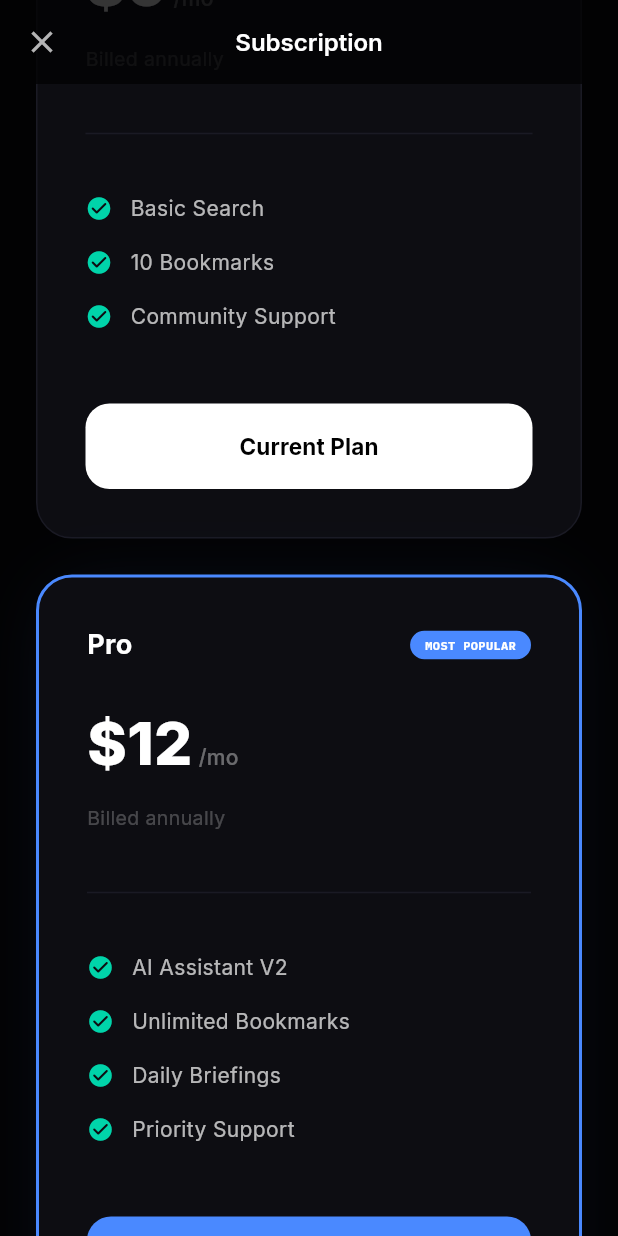
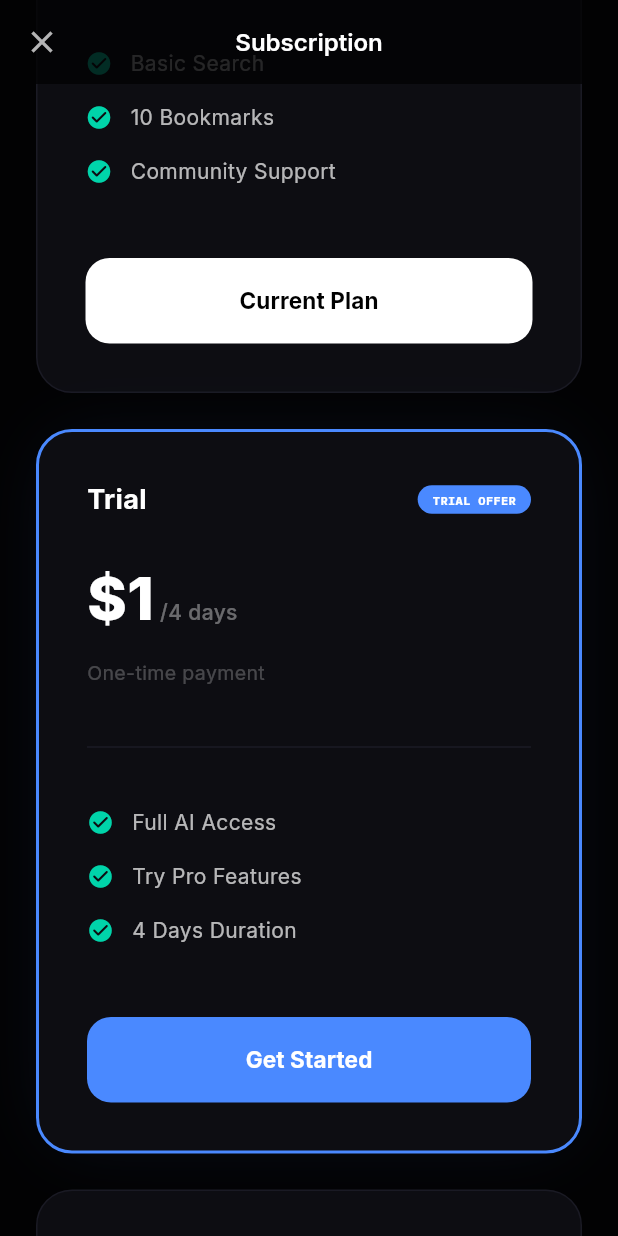
Before and after one commit to JugalBrahma/AI-Tools-HUB, a Flutter app: the SubscriptionScreen screen opened directly, scrolled down 576 dp, after a tap on "Current Plan", on a phone screen of 412 x 824 dp. Run offline on Flutter 3.47's test engine with Material 3 defaults, Android fonts, the phone set to English and light mode, and no system bars; our stand-ins replace cached_network_image, cloud_firestore, firebase_auth, firebase_core, flutter_riverpod, google_fonts and 2 more; accounts and stored records are empty; network calls fail.

Commit message:
fixed payment gateway

```diff
--- a/lib/core/providers/auth_provider.dart
+++ b/lib/core/providers/auth_provider.dart
@@ -11,7 +11,9 @@ class AuthProvider with ChangeNotifier {
   Stream<User?> get authStateChanges => _auth.authStateChanges();
 
   bool _isPro = false;
+  String _status = 'free';
   bool get isPro => _isPro;
+  String get status => _status;
   StreamSubscription<DocumentSnapshot>? _userDocSubscription;
 
   AuthProvider() {
@@ -26,6 +28,7 @@ class AuthProvider with ChangeNotifier {
               if (snapshot.exists) {
                 final data = snapshot.data() as Map<String, dynamic>?;
                 _isPro = data?['is_pro'] ?? false;
+                _status = data?['status'] ?? 'free';
                 notifyListeners();
               }
             });
@@ -53,7 +56,10 @@ class AuthProvider with ChangeNotifier {
 
   Future<String?> signInWithEmail(String email, String password) async {
     try {
-      final result = await _auth.signInWithEmailAndPassword(email: email, password: password);
+      final result = await _auth.signInWithEmailAndPassword(
+        email: email,
+        password: password,
+      );
       if (result.user != null) await _syncUserToFirestore(result.user!);
       notifyListeners();
       return null; // success
@@ -63,7 +69,11 @@ class AuthProvider with ChangeNotifier {
   }
 
   // ── Email & Password Sign Up ─────────────────────────────────────────────
-  Future<String?> signUpWithEmail(String email, String password, String name) async {
+  Future<String?> signUpWithEmail(
+    String email,
+    String password,
+    String name,
+  ) async {
     try {
       final credential = await _auth.createUserWithEmailAndPassword(
         email: email,
@@ -82,31 +92,34 @@ class AuthProvider with ChangeNotifier {
   Future<void> _syncUserToFirestore(User user) async {
     try {
       final userRef = FirebaseFirestore.instance.collection('users').doc(user.uid);
+      final doc = await userRef.get();
 
-      // Always update these fields on every login
+      if (!doc.exists) {
+        // ONLY Create fresh for new users.
         await userRef.set({
           'uid': user.uid,
           'email': user.email,
+          'is_pro': false,
+          'status': 'free',
+          'payment_id': null,
+          'amount': 0.0,
+          'last_ai_usage': null,
+          'created_at': FieldValue.serverTimestamp(),
           'last_login': FieldValue.serverTimestamp(),
           'updated_at': FieldValue.serverTimestamp(),
-      }, SetOptions(merge: true));
-
-      // Only initialize these fields for NEW users (never overwrite Pro status)
-      final doc = await userRef.get();
-      final data = doc.data();
-      if (data?['is_pro'] == null) {
+        });
+        debugPrint('🆕 New user initialized: ${user.uid}');
+      } else {
+        // Ensure existing users also have the 'user_id' field without overwriting pro status
         await userRef.update({
-          'is_pro': false,         // ← n8n Workflow 2 flips this to true after payment
-          'status': 'free',        // ← n8n Workflow 2 updates this to 'paid'
-          'payment_id': null,      // ← n8n Workflow 2 fills in the Razorpay receipt ID
-          'amount': 0.0,           // ← n8n Workflow 2 fills in the actual amount paid
-          'last_ai_usage': null,   // ← Track AI Assistant usage for free limits
+          'user_id': user.uid,
+          'last_login': FieldValue.serverTimestamp(),
+          'updated_at': FieldValue.serverTimestamp(),
         });
+        debugPrint('🔄 Existing user synced: ${user.uid}');
       }
-
-      print('✅ User synced to Firestore: ${user.uid}');
     } catch (e) {
-      print('⚠️ Failed to sync user to Firestore: $e');
+      debugPrint('⚠️ Failed to sync user to Firestore: $e');
     }
   }
 
--- a/lib/features/ai_assistant/screens/ai_assistant_screen.dart
+++ b/lib/features/ai_assistant/screens/ai_assistant_screen.dart
@@ -86,13 +86,16 @@ class _AiAssistantScreenState extends State<AiAssistantScreen> {
 
       final response = await _apiService.getRecommendations(request);
 
-      // ── Update usage timestamp for free users ──────────────────────
+      // ── Update usage timestamp for free users ──
+      // NOTE: Update logic disabled per directive to only create new user docs, not update existing ones.
+      /*
       if (!auth.isPro && auth.currentUser != null) {
         await FirebaseFirestore.instance
             .collection('users')
             .doc(auth.currentUser!.uid)
             .update({'last_ai_usage': FieldValue.serverTimestamp()});
       }
+      */
 
       if (mounted) {
         _showResults(response);
--- a/lib/features/shell/app_shell.dart
+++ b/lib/features/shell/app_shell.dart
@@ -1,6 +1,6 @@
 import 'package:flutter/material.dart';
-import 'dart:html'
-    if (dart.library.io) 'package:toolshub/core/utils/html_stub.dart'
+import 'package:toolshub/core/utils/html_stub.dart'
+    if (dart.library.html) 'dart:html'
     as html;
 import 'package:flutter/foundation.dart';
 import 'package:google_fonts/google_fonts.dart';
@@ -274,7 +274,9 @@ class _AppShellState extends State<AppShell> {
                   Icons.stars_rounded,
                   -2,
                   color: const Color(0xFFFFD700),
-                  badge: auth.isPro ? _buildProBadge() : null,
+                  badge: (auth.isPro || auth.status == 'trial')
+                      ? _buildStatusBadge(auth)
+                      : null,
                 ),
                 _buildDrawerLink(
                   'Submit Tool',
@@ -379,9 +381,9 @@ class _AppShellState extends State<AppShell> {
                       overflow: TextOverflow.ellipsis,
                     ),
                   ),
-                  if (auth.isPro) ...[
+                  if (auth.isPro || auth.status == 'trial') ...[
                     const SizedBox(width: 6),
-                    _buildProBadge(),
+                    _buildStatusBadge(auth),
                   ],
                 ],
               ),
@@ -401,15 +403,16 @@ class _AppShellState extends State<AppShell> {
     );
   }
 
-  Widget _buildProBadge() {
+  Widget _buildStatusBadge(app_auth.AuthProvider auth) {
+    final isTrial = auth.status == 'trial';
     return Container(
       padding: const EdgeInsets.symmetric(horizontal: 6, vertical: 2),
       decoration: BoxDecoration(
-        color: const Color(0xFFFFD700),
+        color: isTrial ? const Color(0xFF00D4AA) : const Color(0xFFFFD700),
         borderRadius: BorderRadius.circular(4),
       ),
       child: Text(
-        'PRO',
+        isTrial ? 'TRIAL' : 'PRO',
         style: GoogleFonts.ibmPlexMono(
           fontSize: 8,
           fontWeight: FontWeight.w900,
--- a/lib/features/subscription/screens/subscription_screen.dart
+++ b/lib/features/subscription/screens/subscription_screen.dart
@@ -4,9 +4,10 @@ import 'package:google_fonts/google_fonts.dart';
 import 'package:provider/provider.dart';
 import 'package:toolshub/core/providers/auth_provider.dart';
 import 'package:toolshub/features/subscription/services/payment_integration_service.dart';
-import 'package:toolshub/features/auth/screens/login_screen.dart';
 import 'package:toolshub/core/navigation/app_navigator.dart';
-import 'dart:html' if (dart.library.io) 'package:toolshub/core/utils/html_stub.dart' as html;
+import 'package:toolshub/core/utils/html_stub.dart'
+    if (dart.library.html) 'dart:html'
+    as html;
 
 class SubscriptionScreen extends StatefulWidget {
   final VoidCallback onDismiss;
@@ -18,7 +19,6 @@ class SubscriptionScreen extends StatefulWidget {
 }
 
 class _SubscriptionScreenState extends State<SubscriptionScreen> {
-  bool isYearly = true;
   bool _isProcessing = false;
   String? _processingPlan;
 
@@ -35,8 +35,6 @@ class _SubscriptionScreenState extends State<SubscriptionScreen> {
               child: Column(
                 children: [
                   _buildHeader(),
-                  const SizedBox(height: 48),
-                  _buildBillingToggle(),
                   const SizedBox(height: 48),
                   _buildPricingCards(),
                   const SizedBox(height: 60),
@@ -117,75 +115,85 @@ class _SubscriptionScreenState extends State<SubscriptionScreen> {
     );
   }
 
-  Widget _buildBillingToggle() {
-    return Container(
-      padding: const EdgeInsets.all(4),
-      decoration: BoxDecoration(
-        color: const Color(0xFF0D0D12),
-        borderRadius: BorderRadius.circular(12),
-        border: Border.all(color: const Color(0xFF1A1A24)),
-      ),
-      child: Row(
-        mainAxisSize: MainAxisSize.min,
-        children: [
-          _toggleItem('Monthly', !isYearly),
-          _toggleItem('Yearly (Save 30%)', isYearly),
-        ],
-      ),
-    );
-  }
-
-  Widget _toggleItem(String label, bool active) {
-    return GestureDetector(
-      onTap: () => setState(() => isYearly = label.contains('Yearly')),
-      child: AnimatedContainer(
-        duration: const Duration(milliseconds: 250),
-        padding: const EdgeInsets.symmetric(horizontal: 24, vertical: 10),
-        decoration: BoxDecoration(
-          color: active ? const Color(0xFF1A1A24) : Colors.transparent,
-          borderRadius: BorderRadius.circular(8),
-        ),
-        child: Text(
-          label,
-          style: GoogleFonts.inter(
-            fontSize: 13,
-            fontWeight: active ? FontWeight.w600 : FontWeight.w500,
-            color: active ? Colors.white : Colors.white38,
-          ),
-        ),
-      ),
-    );
-  }
-
   Widget _buildPricingCards() {
-    return LayoutBuilder(builder: (context, constraints) {
+    return LayoutBuilder(
+      builder: (context, constraints) {
         if (constraints.maxWidth > 800) {
           return Row(
             mainAxisAlignment: MainAxisAlignment.center,
             crossAxisAlignment: CrossAxisAlignment.start,
             children: [
-            Expanded(child: _pricingCard('Free', '0', ['Basic Search', '10 Bookmarks', 'Community Support'])),
+              Expanded(
+                child: _pricingCard('Free', '0', [
+                  'Basic Search',
+                  '10 Bookmarks',
+                  'Community Support',
+                ]),
+              ),
               const SizedBox(width: 24),
-            Expanded(child: _pricingCard('Pro', isYearly ? '12' : '19', ['AI Assistant V2', 'Unlimited Bookmarks', 'Daily Briefings', 'Priority Support'], isFeatured: true)),
+              Expanded(
+                child: _pricingCard(
+                  'Trial',
+                  '1',
+                  ['Full AI Access', 'Try Pro Features', '4 Days Duration'],
+                  suffix: '/4 days',
+                  subLabel: 'One-time payment',
+                  isFeatured: true,
+                  badgeText: 'TRIAL OFFER',
+                ),
+              ),
               const SizedBox(width: 24),
-            Expanded(child: _pricingCard('Expert', isYearly ? '32' : '49', ['API Access', 'Custom Workflow', 'Early Beta access', 'Dedicated Account Manager'])),
+              Expanded(
+                child: _pricingCard('Pro', '7', [
+                  'AI Assistant V2',
+                  'Unlimited Bookmarks',
+                  'Daily Briefings',
+                  'Priority Support',
+                ]),
+              ),
             ],
           );
         } else {
           return Column(
             children: [
-            _pricingCard('Free', '0', ['Basic Search', '10 Bookmarks', 'Community Support']),
+              _pricingCard('Free', '0', [
+                'Basic Search',
+                '10 Bookmarks',
+                'Community Support',
+              ]),
               const SizedBox(height: 24),
-            _pricingCard('Pro', isYearly ? '12' : '19', ['AI Assistant V2', 'Unlimited Bookmarks', 'Daily Briefings', 'Priority Support'], isFeatured: true),
+              _pricingCard(
+                'Trial',
+                '1',
+                ['Full AI Access', 'Try Pro Features', '4 Days Duration'],
+                suffix: '/4 days',
+                subLabel: 'One-time payment',
+                isFeatured: true,
+                badgeText: 'TRIAL OFFER',
+              ),
               const SizedBox(height: 24),
-            _pricingCard('Expert', isYearly ? '32' : '49', ['API Access', 'Custom Workflow', 'Early Beta access', 'Dedicated Account Manager']),
+              _pricingCard('Pro', '7', [
+                'AI Assistant V2',
+                'Unlimited Bookmarks',
+                'Daily Briefings',
+                'Priority Support',
+              ]),
             ],
           );
         }
-    });
+      },
+    );
   }
 
-  Widget _pricingCard(String title, String price, List<String> features, {bool isFeatured = false}) {
+  Widget _pricingCard(
+    String title,
+    String price,
+    List<String> features, {
+    bool isFeatured = false,
+    String suffix = '/mo',
+    String subLabel = 'Billed monthly',
+    String badgeText = 'MOST POPULAR',
+  }) {
     return Container(
       padding: const EdgeInsets.all(32),
       decoration: BoxDecoration(
@@ -201,7 +209,7 @@ class _SubscriptionScreenState extends State<SubscriptionScreen> {
                   color: const Color(0xFF4A89FF).withOpacity(0.1),
                   blurRadius: 40,
                   spreadRadius: -10,
-                )
+                ),
               ]
             : null,
       ),
@@ -221,13 +229,16 @@ class _SubscriptionScreenState extends State<SubscriptionScreen> {
               ),
               if (isFeatured)
                 Container(
-                  padding: const EdgeInsets.symmetric(horizontal: 10, vertical: 4),
+                  padding: const EdgeInsets.symmetric(
+                    horizontal: 10,
+                    vertical: 4,
+                  ),
                   decoration: BoxDecoration(
                     color: const Color(0xFF4A89FF),
                     borderRadius: BorderRadius.circular(20),
                   ),
                   child: Text(
-                    'MOST POPULAR',
+                    badgeText,
                     style: GoogleFonts.ibmPlexMono(
                       fontSize: 8,
                       fontWeight: FontWeight.w800,
@@ -252,7 +263,7 @@ class _SubscriptionScreenState extends State<SubscriptionScreen> {
               ),
               const SizedBox(width: 4),
               Text(
-                '/mo',
+                suffix,
                 style: GoogleFonts.inter(
                   fontSize: 14,
                   fontWeight: FontWeight.w500,
@@ -263,20 +274,22 @@ class _SubscriptionScreenState extends State<SubscriptionScreen> {
           ),
           const SizedBox(height: 12),
           Text(
-            isYearly ? 'Billed annually' : 'Billed monthly',
-            style: GoogleFonts.inter(
-              fontSize: 13,
-              color: Colors.white24,
-            ),
+            subLabel,
+            style: GoogleFonts.inter(fontSize: 13, color: Colors.white24),
           ),
           const SizedBox(height: 32),
           const Divider(color: Color(0xFF1A1A24)),
           const SizedBox(height: 32),
-          ...features.map((f) => Padding(
+          ...features.map(
+            (f) => Padding(
               padding: const EdgeInsets.only(bottom: 16),
               child: Row(
                 children: [
-                    const Icon(Icons.check_circle_rounded, color: Color(0xFF00D4AA), size: 18),
+                  const Icon(
+                    Icons.check_circle_rounded,
+                    color: Color(0xFF00D4AA),
+                    size: 18,
+                  ),
                   const SizedBox(width: 12),
                   Expanded(
                     child: Text(
@@ -289,14 +302,19 @@ class _SubscriptionScreenState extends State<SubscriptionScreen> {
                   ),
                 ],
               ),
-              )),
+            ),
+          ),
           const SizedBox(height: 32),
           SizedBox(
             width: double.infinity,
             child: ElevatedButton(
-              onPressed: _isProcessing ? null : () => _handleSubscriptionTrigger(title, price),
+              onPressed: _isProcessing
+                  ? null
+                  : () => _handleSubscriptionTrigger(title, price),
               style: ElevatedButton.styleFrom(
-                backgroundColor: isFeatured ? const Color(0xFF4A89FF) : Colors.white,
+                backgroundColor: isFeatured
+                    ? const Color(0xFF4A89FF)
+                    : Colors.white,
                 foregroundColor: isFeatured ? Colors.white : Colors.black,
                 padding: const EdgeInsets.symmetric(vertical: 18),
                 shape: RoundedRectangleBorder(
@@ -345,7 +363,10 @@ class _SubscriptionScreenState extends State<SubscriptionScreen> {
           barrierLabel: 'Dismiss',
           transitionDuration: const Duration(milliseconds: 350),
           transitionBuilder: (_, anim, __, child) {
-            final curve = CurvedAnimation(parent: anim, curve: Curves.easeOutCubic);
+            final curve = CurvedAnimation(
+              parent: anim,
+              curve: Curves.easeOutCubic,
+            );
             return SlideTransition(
               position: Tween<Offset>(
                 begin: const Offset(0, 0.3),
@@ -445,7 +466,9 @@ class _SubscriptionScreenState extends State<SubscriptionScreen> {
                             backgroundColor: const Color(0xFF4A89FF),
                             foregroundColor: Colors.white,
                             padding: const EdgeInsets.symmetric(
-                                horizontal: 20, vertical: 12),
+                              horizontal: 20,
+                              vertical: 12,
+                            ),
                             shape: RoundedRectangleBorder(
                               borderRadius: BorderRadius.circular(10),
                             ),
@@ -484,16 +507,20 @@ class _SubscriptionScreenState extends State<SubscriptionScreen> {
         uid: user.uid,
         userEmail: user.email ?? '',
         amountPaise: amountPaise,
+        plan: plan,
       );
 
       // Support both n8n-formatted and raw Razorpay responses
-      final paymentUrl = responseData?['short_url'] ?? responseData?['payment_url'];
+      final paymentUrl =
+          responseData?['short_url'] ?? responseData?['payment_url'];
       final status = responseData?['status']?.toString().toLowerCase();
       final isSuccess = status == 'success' || status == 'created';
 
       if (paymentUrl != null && isSuccess) {
         if (kDebugMode) {
-          print('✅ Payment link ready. Redirecting in same tab to: $paymentUrl');
+          print(
+            '✅ Payment link ready. Redirecting in same tab to: $paymentUrl',
+          );
         }
         if (mounted) {
           ScaffoldMessenger.of(context).showSnackBar(
@@ -510,7 +537,9 @@ class _SubscriptionScreenState extends State<SubscriptionScreen> {
         if (mounted) {
           ScaffoldMessenger.of(context).showSnackBar(
             const SnackBar(
-              content: Text('Could not connect to payment server. Please try again.'),
+              content: Text(
+                'Could not connect to payment server. Please try again.',
+              ),
               backgroundColor: Colors.redAccent,
             ),
           );
--- a/lib/features/subscription/services/payment_integration_service.dart
+++ b/lib/features/subscription/services/payment_integration_service.dart
@@ -1,7 +1,7 @@
 import 'dart:convert';
 import 'package:http/http.dart' as http;
 import 'package:flutter/foundation.dart';
-import 'dart:html' if (dart.library.io) 'package:toolshub/core/utils/html_stub.dart' as html;
+import 'package:toolshub/core/utils/html_stub.dart' if (dart.library.html) 'dart:html' as html;
 
 class PaymentIntegrationService {
   static const String _n8nWebhookUrl = 'https://n8n.srv1563394.hstgr.cloud/webhook-test/create-payment';
@@ -12,12 +12,14 @@ class PaymentIntegrationService {
     required String uid,
     required String userEmail,
     required int amountPaise,
+    required String plan,
   }) async {
     final callbackUrl = html.window.location.origin;
 
     print('🚀 CALLING N8N: $_n8nWebhookUrl');
     print('📦 PAYLOAD: ${{
       'uid': uid,
+      'plan': plan,
       'amount_paise': amountPaise,
       'user_email': userEmail,
       'callback_url': callbackUrl,
@@ -28,9 +30,11 @@ class PaymentIntegrationService {
         Uri.parse(_n8nWebhookUrl),
         headers: {
           'Content-Type': 'application/json',
+          'X-API-Key': '__n8n_BLANK_VALUE_e5362baf-c777-4d57-a609-6eaf1f9e87f6',
         },
         body: jsonEncode({
           'uid': uid,
+          'plan': plan,
           'amount_paise': amountPaise,
           'user_email': userEmail,
           'callback_url': callbackUrl,
```
Lines whose indentation alone changed are shown as unchanged.
